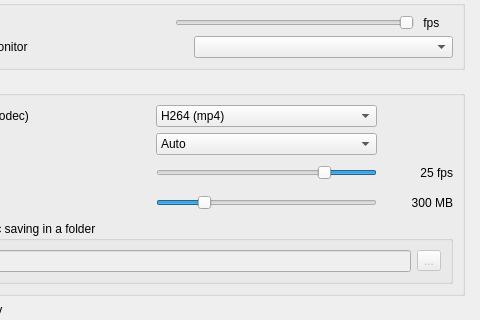
Above: src/UserPreferencesDialog.ui from markus-wa/glmixer-mirror before the change; both pictures show x 178 to 658 and y 91 to 411 of the 658 by 653 pixel window. Below: the same form after it.
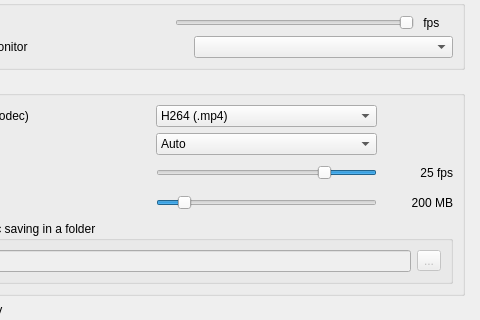
That is the form after the change. The open tabs and pages were chosen to show the change. Icons and pictures are not drawn. Custom widgets are drawn as their Qt base class.

Commit message: Improved quality and performance of video recording. Added more information on codecs in User Preference dialog.

Diff of the .ui file:
```diff
--- a/src/UserPreferencesDialog.ui
+++ b/src/UserPreferencesDialog.ui
@@ -1058,7 +1058,7 @@
                    <number>50</number>
                   </property>
                   <property name="value">
-                   <number>20</number>
+                   <number>10</number>
                   </property>
                   <property name="orientation">
                    <enum>Qt::Horizontal</enum>
@@ -1078,7 +1078,7 @@
                   </property>
                   <item>
                    <property name="text">
-                    <string>H264 (mp4)</string>
+                    <string>H264 (.mp4)</string>
                    </property>
                   </item>
                   <item>
@@ -1130,7 +1130,7 @@
                    <string>RAM buffer for recording</string>
                   </property>
                   <property name="text">
-                   <string notr="true">300 MB</string>
+                   <string notr="true">200 MB</string>
                   </property>
                   <property name="alignment">
                    <set>Qt::AlignRight|Qt::AlignTrailing|Qt::AlignVCenter</set>
```
Left out of the diff: 16 changed lines with no effect on the pictures. The commit also changes 4 other files.
